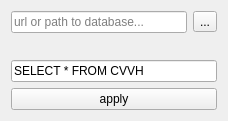
Before: the Qt Designer form resources/design/ui/modules/SQLrequest.ui in jeaunrg/PyQTapp_template, drawn with Qt 5.
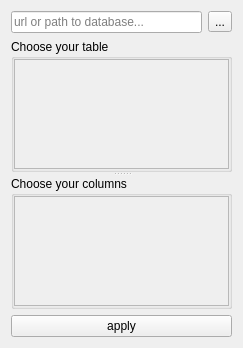
After: the same form once the commit is applied.

```diff
--- a/resources/design/ui/modules/SQLrequest.ui
+++ b/resources/design/ui/modules/SQLrequest.ui
@@ -6,8 +6,8 @@
    <rect>
     <x>0</x>
     <y>0</y>
-    <width>228</width>
-    <height>121</height>
+    <width>243</width>
+    <height>348</height>
    </rect>
   </property>
   <property name="windowTitle">
@@ -42,13 +42,128 @@
     </layout>
    </item>
    <item>
-    <widget class="QLineEdit" name="command">
-     <property name="text">
-      <string>SELECT * FROM CVVH</string>
+    <widget class="QSplitter" name="splitter">
+     <property name="orientation">
+      <enum>Qt::Vertical</enum>
      </property>
-     <property name="placeholderText">
-      <string>SQL command...</string>
-     </property>
+     <widget class="QGroupBox" name="groupBox">
+      <property name="title">
+       <string>Choose your table</string>
+      </property>
+      <layout class="QVBoxLayout" name="verticalLayout_2">
+       <property name="spacing">
+        <number>0</number>
+       </property>
+       <property name="leftMargin">
+        <number>0</number>
+       </property>
+       <property name="topMargin">
+        <number>0</number>
+       </property>
+       <property name="rightMargin">
+        <number>0</number>
+       </property>
+       <property name="bottomMargin">
+        <number>0</number>
+       </property>
+       <item>
+        <widget class="QScrollArea" name="scrollArea">
+         <property name="widgetResizable">
+          <bool>true</bool>
+         </property>
+         <widget class="QWidget" name="tableNames1">
+          <property name="geometry">
+           <rect>
+            <x>0</x>
+            <y>0</y>
+            <width>217</width>
+            <height>107</height>
+           </rect>
+          </property>
+          <layout class="QVBoxLayout" name="verticalLayout_3">
+           <property name="spacing">
+            <number>0</number>
+           </property>
+           <property name="leftMargin">
+            <number>0</number>
+           </property>
+           <property name="topMargin">
+            <number>0</number>
+           </property>
+           <property name="rightMargin">
+            <number>0</number>
+           </property>
+           <property name="bottomMargin">
+            <number>0</number>
+           </property>
+           <item>
+            <widget class="QWidget" name="tableNames" native="true"/>
+           </item>
+          </layout>
+         </widget>
+        </widget>
+       </item>
+      </layout>
+     </widget>
+     <widget class="QGroupBox" name="groupBox_2">
+      <property name="title">
+       <string>Choose your columns</string>
+      </property>
+      <layout class="QVBoxLayout" name="verticalLayout_4">
+       <property name="spacing">
+        <number>0</number>
+       </property>
+       <property name="leftMargin">
+        <number>0</number>
+       </property>
+       <property name="topMargin">
+        <number>0</number>
+       </property>
+       <property name="rightMargin">
+        <number>0</number>
+       </property>
+       <property name="bottomMargin">
+        <number>0</number>
+       </property>
+       <item>
+        <widget class="QScrollArea" name="scrollArea_2">
+         <property name="widgetResizable">
+          <bool>true</bool>
+         </property>
+         <widget class="QWidget" name="colnames1">
+          <property name="geometry">
+           <rect>
+            <x>0</x>
+            <y>0</y>
+            <width>217</width>
+            <height>107</height>
+           </rect>
+          </property>
+          <layout class="QVBoxLayout" name="verticalLayout_5">
+           <property name="spacing">
+            <number>0</number>
+           </property>
+           <property name="leftMargin">
+            <number>0</number>
+           </property>
+           <property name="topMargin">
+            <number>0</number>
+           </property>
+           <property name="rightMargin">
+            <number>0</number>
+           </property>
+           <property name="bottomMargin">
+            <number>0</number>
+           </property>
+           <item>
+            <widget class="QWidget" name="colnames" native="true"/>
+           </item>
+          </layout>
+         </widget>
+        </widget>
+       </item>
+      </layout>
+     </widget>
     </widget>
    </item>
    <item>
```
